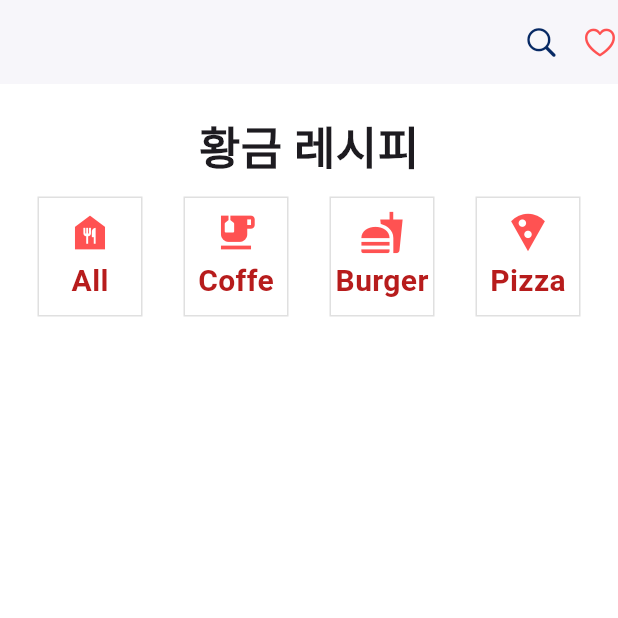
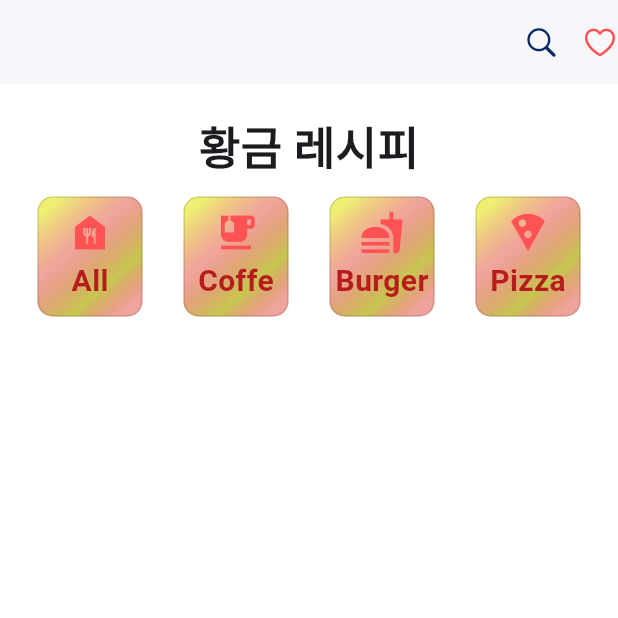
Before and after one commit to ogreencakeo/Flutter-PJ-CJM, a Flutter app: the screen it shows after launch, on a phone screen of 412 x 824 dp, the top half of it. Run offline on Flutter 3.47's test engine with Material 3 defaults, Android fonts, the phone set to English and light mode, and no system bars.

Commit message:
Update recipe_menu.dart

```diff
--- a/03.플러터PJ/app_02_recipe/lib/components/recipe_menu.dart
+++ b/03.플러터PJ/app_02_recipe/lib/components/recipe_menu.dart
@@ -36,7 +36,30 @@ Widget _buildMenuItem(IconData mIcon, String text) {
     width: 70,
     height: 80,
     // 2. 박스 세부옵션 설정 - decoration
-    decoration: BoxDecoration(border: Border.all(color: Colors.black12)),
+    decoration: BoxDecoration(
+        // 보더 속성
+        border: Border.all(color: Colors.black12),
+        //보더 라운드 속성
+        borderRadius: BorderRadius.circular(10),
+        // 그라데이션 속성
+        gradient: LinearGradient(
+            // 그라데이션 색상 지정
+            colors: [
+              Color.fromARGB(140, 224, 227, 0),
+              Color.fromARGB(100, 217, 22, 5),
+              Color.fromARGB(190, 180, 180, 20),
+              Color.fromARGB(100, 217, 22, 5),
+            ],
+            // 각 색상이 어디까지 변화할지 지정 (0.0~1.0)
+            stops: [
+              0.1,
+              0.4,
+              0.7,
+              0.9,
+            ],
+            // 그라데이션 시작위치 / 끝위치 지정
+            begin: Alignment.topLeft,
+            end: Alignment.bottomRight)),
     // 3. 박스 하위요소 속성 : 단일요소 -> child
     child: Column(
         // 박스 세로정렬 중앙
```
